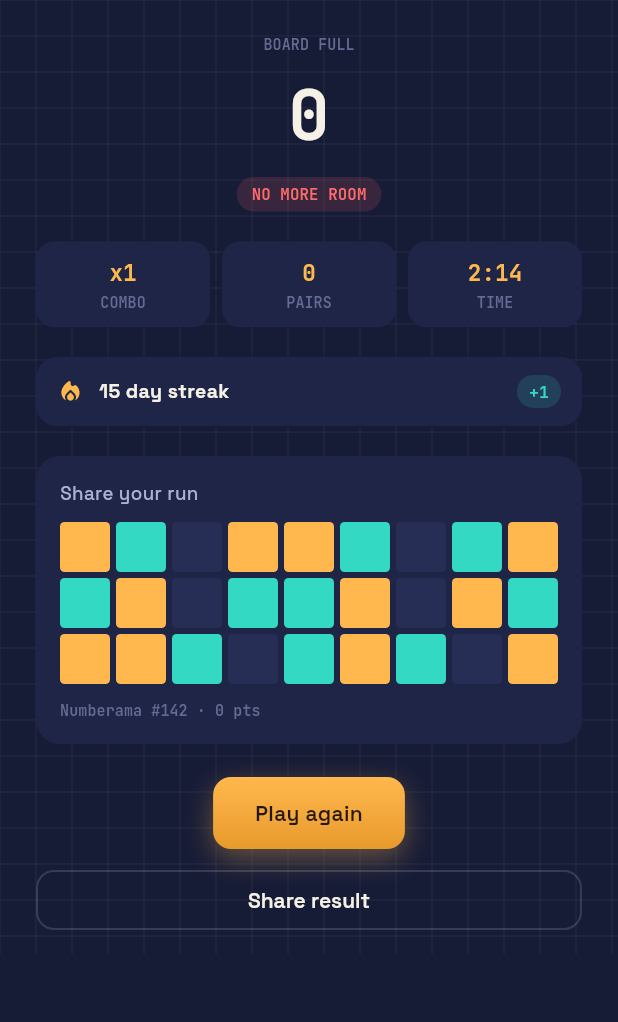
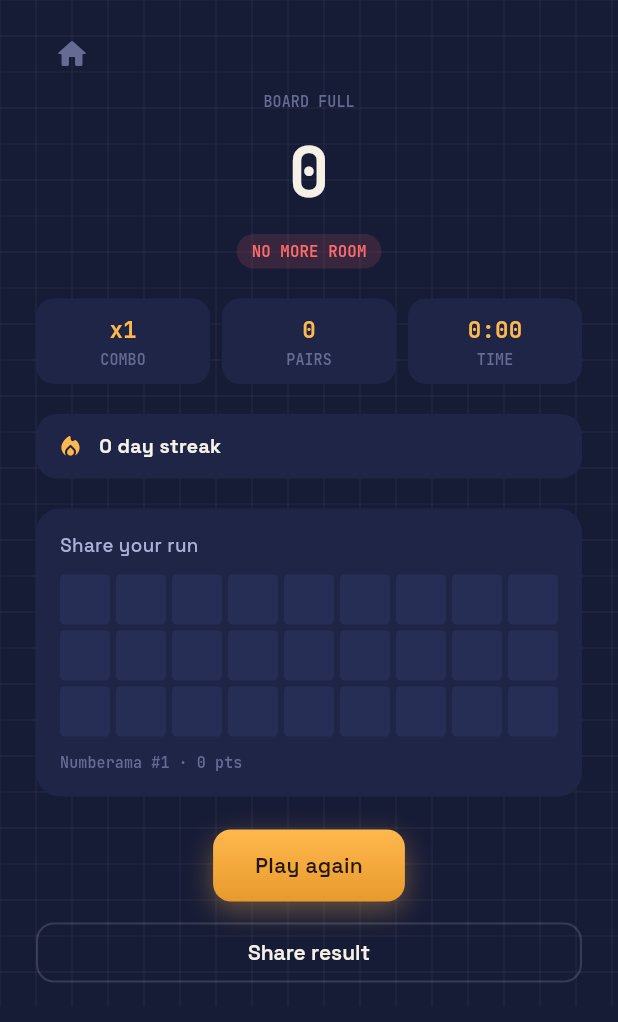
Before and after one commit to himanshugupta0007/adroma-numberama-game, a Flutter app: the ResultsScreen screen opened directly with empty values, on a phone screen of 412 x 824 dp. Shown: the top 1022 px of the screen. Run offline on Flutter 3.47's test engine with Material 3 defaults, Android fonts, the phone set to English and light mode, and no system bars; our stand-ins replace flutter_local_notifications, flutter_riverpod, flutter_timezone, google_fonts, hive, hive_flutter and 1 more; missing offline and left inert: flame; accounts and stored records are empty.

Commit message:
fixing ui's and removing hardcoded data

```diff
--- a/lib/state/game_state.dart
+++ b/lib/state/game_state.dart
@@ -18,11 +18,19 @@ class GameState {
     this.hintAvailable = true,
     this.consecutiveMisses = 0,
     this.rushSecondsRemaining,
+    this.startedAt,
+    this.attemptHistory = const [],
   });
 
   final int score;
   final int moves;
   final GamePhase phase;
+
+  /// Wall-clock moment [GameStateNotifier.startGame] was called - `null`
+  /// only before the very first round starts. The results screen reads
+  /// `DateTime.now().difference(startedAt)` at the moment a round ends to
+  /// show a real elapsed time instead of a guess.
+  final DateTime? startedAt;
 
   /// Consecutive valid pairs cleared with no invalid attempt in between.
   /// Resets to 0 the moment a wrong pair is tapped.
@@ -53,6 +61,12 @@ class GameState {
   /// by [NumberamaGame]; the HUD's countdown display reads this directly.
   final int? rushSecondsRemaining;
 
+  /// One entry per pair attempt this round, in order: `true` for a valid
+  /// pair cleared, `false` for an invalid attempt. The results screen's
+  /// share card mosaic is built directly from this, so it reflects how the
+  /// round actually went instead of a decorative placeholder.
+  final List<bool> attemptHistory;
+
   GameState copyWith({
     int? score,
     int? moves,
@@ -63,6 +77,8 @@ class GameState {
     bool? hintAvailable,
     int? consecutiveMisses,
     int? rushSecondsRemaining,
+    DateTime? startedAt,
+    List<bool>? attemptHistory,
   }) {
     return GameState(
       score: score ?? this.score,
@@ -74,12 +90,14 @@ class GameState {
       hintAvailable: hintAvailable ?? this.hintAvailable,
       consecutiveMisses: consecutiveMisses ?? this.consecutiveMisses,
       rushSecondsRemaining: rushSecondsRemaining ?? this.rushSecondsRemaining,
+      startedAt: startedAt ?? this.startedAt,
+      attemptHistory: attemptHistory ?? this.attemptHistory,
     );
   }
 
   @override
   String toString() =>
-      'GameState(score: $score, moves: $moves, phase: $phase, combo: $combo, bestCombo: $bestCombo, shuffleAvailable: $shuffleAvailable, hintAvailable: $hintAvailable, consecutiveMisses: $consecutiveMisses, rushSecondsRemaining: $rushSecondsRemaining)';
+      'GameState(score: $score, moves: $moves, phase: $phase, combo: $combo, bestCombo: $bestCombo, shuffleAvailable: $shuffleAvailable, hintAvailable: $hintAvailable, consecutiveMisses: $consecutiveMisses, rushSecondsRemaining: $rushSecondsRemaining, startedAt: $startedAt, attemptHistory: $attemptHistory)';
 }
 
 class GameStateNotifier extends StateNotifier<GameState> {
@@ -108,6 +126,7 @@ class GameStateNotifier extends StateNotifier<GameState> {
       shuffleAvailable: powerUpsEnabled,
       hintAvailable: powerUpsEnabled,
       rushSecondsRemaining: rushSecondsRemaining,
+      startedAt: DateTime.now(),
     );
   }
 
@@ -136,6 +155,7 @@ class GameStateNotifier extends StateNotifier<GameState> {
       combo: newCombo,
       bestCombo: newCombo > state.bestCombo ? newCombo : state.bestCombo,
       consecutiveMisses: 0,
+      attemptHistory: [...state.attemptHistory, true],
     );
   }
 
@@ -151,7 +171,10 @@ class GameStateNotifier extends StateNotifier<GameState> {
   /// drives scoring) reset on different events - a power-up use clears the
   /// former but not the latter.
   void registerInvalidAttempt() {
-    state = state.copyWith(consecutiveMisses: state.consecutiveMisses + 1);
+    state = state.copyWith(
+      consecutiveMisses: state.consecutiveMisses + 1,
+      attemptHistory: [...state.attemptHistory, false],
+    );
   }
 
   /// Spends the round's free shuffle. Idempotent - calling it again once
--- a/lib/state/preferences_service.dart
+++ b/lib/state/preferences_service.dart
@@ -32,6 +32,9 @@ class PreferencesService {
   static const _hasSeenHowToPlayKey = 'has_seen_how_to_play';
   static const _bestScoreKey = 'best_score';
   static const _lastDailyPlayedDateKey = 'last_daily_played_date';
+  static const _dailyPlayedHistoryKey = 'daily_played_history';
+  static const _currentStreakKey = 'current_streak';
+  static const _classicRoundsPlayedKey = 'classic_rounds_played';
   static const _soundEnabledKey = 'sound_enabled';
   static const _hapticsEnabledKey = 'haptics_enabled';
   static const _dailyReminderEnabledKey = 'daily_reminder_enabled';
@@ -63,10 +66,65 @@ class PreferencesService {
   bool hasPlayedDailyOn(DateTime date) =>
       _box.get(_lastDailyPlayedDateKey) == _dateKey(date);
 
+  List<String> get _dailyPlayedHistory =>
+      (_box.get(_dailyPlayedHistoryKey) as List?)?.cast<String>() ?? const [];
+
+  /// Whether [date]'s calendar day has ever been played, per full history -
+  /// unlike [hasPlayedDailyOn] (which only gates *today's* one attempt),
+  /// this is what the calendar strip's per-day checkmarks are driven from.
+  bool hasEverPlayedDailyOn(DateTime date) =>
+      _dailyPlayedHistory.contains(_dateKey(date));
+
+  /// Consecutive calendar days the Daily Challenge has been played, `0` if
+  /// none yet. Win or loss both keep it alive, matching [hasPlayedDailyOn]
+  /// - it's a "showed up" streak, not a "won" streak.
+  int get currentStreak => (_box.get(_currentStreakKey) as int?) ?? 0;
+
   /// Records [date]'s calendar day as the daily round just played, so
-  /// [hasPlayedDailyOn] locks out a retry for the rest of that day.
-  Future<void> registerDailyPlayed(DateTime date) =>
-      _box.put(_lastDailyPlayedDateKey, _dateKey(date));
+  /// [hasPlayedDailyOn] locks out a retry for the rest of that day, and
+  /// updates [currentStreak]: incremented if [date] is the calendar day
+  /// right after the last played date, restarted at 1 if a day was
+  /// skipped (or this is the first daily round ever). A repeat call for a
+  /// date already recorded as played is a no-op, so this stays safe to
+  /// call more than once for the same day.
+  ///
+  /// Returns whether [date] actually extended the streak by one (a
+  /// consecutive day) - `false` if a day was skipped and the streak
+  /// restarted at 1, or if [date] was already recorded. The results
+  /// screen uses this to show its "+1" streak badge only when it's true,
+  /// rather than unconditionally.
+  bool registerDailyPlayed(DateTime date) {
+    final todayKey = _dateKey(date);
+    final previousKey = _box.get(_lastDailyPlayedDateKey) as String?;
+    if (previousKey == todayKey) return false;
+
+    final yesterdayKey = _dateKey(date.subtract(const Duration(days: 1)));
+    final isConsecutive = previousKey == yesterdayKey;
+    _box.put(_currentStreakKey, isConsecutive ? currentStreak + 1 : 1);
+    _box.put(_lastDailyPlayedDateKey, todayKey);
+
+    final history = _dailyPlayedHistory;
+    if (!history.contains(todayKey)) {
+      _box.put(_dailyPlayedHistoryKey, [...history, todayKey]);
+    }
+    return isConsecutive;
+  }
+
+  /// Total Classic rounds played (win or loss), `0` if none yet. Classic
+  /// has no daily puzzle index of its own, unlike the Daily Challenge -
+  /// the results screen's share card uses this as a Wordle-style round
+  /// number ("Numberama #N") instead of a hardcoded placeholder.
+  int get classicRoundsPlayed =>
+      (_box.get(_classicRoundsPlayedKey) as int?) ?? 0;
+
+  /// Records another Classic round as played and returns the new count,
+  /// synchronously - mirrors [registerDailyPlayed]'s pattern so the
+  /// results screen can use the just-incremented number immediately.
+  int registerClassicRoundPlayed() {
+    final next = classicRoundsPlayed + 1;
+    _box.put(_classicRoundsPlayedKey, next);
+    return next;
+  }
 
   /// A calendar-day key (not wall-clock time) - two calls on the same date
   /// always compare equal regardless of what time of day each was made.
@@ -96,8 +154,9 @@ class PreferencesService {
   Future<void> setColorblindPaletteEnabled(bool value) =>
       _box.put(_colorblindPaletteEnabledKey, value);
 
-  /// Wipes every durable value this app keeps locally - score, streak gate,
-  /// and every setting above - back to first-launch defaults. Used by
-  /// Settings' "Reset Progress" action.
+  /// Wipes every durable value this app keeps locally - score, daily-played
+  /// gate, daily play history, streak, Classic round count, and every
+  /// setting above - back to first-launch defaults. Used by Settings'
+  /// "Reset Progress" action.
   Future<void> clearAll() => _box.clear();
 }
--- a/lib/ui/results/results_screen.dart
+++ b/lib/ui/results/results_screen.dart
@@ -1,11 +1,14 @@
 import 'package:flutter/material.dart';
+import 'package:flutter_riverpod/flutter_riverpod.dart';
 
 import '../../state/difficulty.dart';
 import '../../state/game_mode.dart';
+import '../../state/preferences_service.dart';
 import '../../theme/app_colors.dart';
 import '../../theme/app_text_styles.dart';
 import '../../widgets/gradient_button.dart';
 import '../../widgets/graph_paper_background.dart';
+import '../../widgets/message_dialog.dart';
 import '../gameplay/gameplay_screen.dart';
 
 /// Shown when a round ends, either by clearing the board ([GamePhase.won])
@@ -15,7 +18,7 @@ import '../gameplay/gameplay_screen.dart';
 /// round, passed in at the moment of transition rather than re-read from
 /// the provider (which may already have been reset for the next round by
 /// the time this screen builds).
-class ResultsScreen extends StatelessWidget {
+class ResultsScreen extends ConsumerWidget {
   const ResultsScreen({
     super.key,
     required this.score,
@@ -27,6 +30,10 @@ class ResultsScreen extends StatelessWidget {
     this.isDaily = false,
     this.difficulty = Difficulty.medium,
     this.dailyStars = 0,
+    this.elapsed = Duration.zero,
+    this.streakJustExtended = false,
+    this.classicRoundNumber = 1,
+    this.attemptHistory = const [],
   });
 
   final int score;
@@ -53,25 +60,38 @@ class ResultsScreen extends StatelessWidget {
   /// `_GameplayScreenState._starsForDaily`.
   final int dailyStars;
 
-  // TODO(stats): round timer and streak persistence don't exist yet - these
-  // are static placeholders matching the mockup.
-  static const _mockTime = '2:14';
-  static const _mockStreakDays = 15;
+  /// Real wall-clock time the round took, start to finish - see
+  /// [GameState.startedAt].
+  final Duration elapsed;
 
-  static const _blockPattern = [
-    AppColors.amber, AppColors.teal, AppColors.surfaceRaised,
-    AppColors.amber, AppColors.amber, AppColors.teal,
-    AppColors.surfaceRaised, AppColors.teal, AppColors.amber,
-    AppColors.teal, AppColors.amber, AppColors.surfaceRaised,
-    AppColors.teal, AppColors.teal, AppColors.amber,
-    AppColors.surfaceRaised, AppColors.amber, AppColors.teal,
-    AppColors.amber, AppColors.amber, AppColors.teal,
-    AppColors.surfaceRaised, AppColors.teal, AppColors.amber,
-    AppColors.teal, AppColors.surfaceRaised, AppColors.amber,
-  ];
+  /// Only meaningful when [isDaily] - whether *this* round actually
+  /// extended the streak by one (a consecutive day), per
+  /// [PreferencesService.registerDailyPlayed]'s return value. `false` when
+  /// a day was skipped and the streak restarted at 1 instead - the "+1"
+  /// badge only makes sense to show in the former case.
+  final bool streakJustExtended;
+
+  /// Classic only - this round's 1-based index among every Classic round
+  /// ever played, from [PreferencesService.registerClassicRoundPlayed].
+  /// Classic has no daily puzzle index of its own, unlike the Daily
+  /// Challenge, so this stands in for the share card's Wordle-style
+  /// "Numberama #N".
+  final int classicRoundNumber;
+
+  /// One entry per pair attempt this round, in order - see
+  /// [GameState.attemptHistory]. The share card's mosaic is built directly
+  /// from this instead of a decorative placeholder.
+  final List<bool> attemptHistory;
+
+  static String _formatElapsed(Duration elapsed) {
+    final minutes = elapsed.inMinutes;
+    final seconds = elapsed.inSeconds % 60;
+    return '$minutes:${seconds.toString().padLeft(2, '0')}';
+  }
 
   @override
-  Widget build(BuildContext context) {
+  Widget build(BuildContext context, WidgetRef ref) {
+    final streak = ref.watch(preferencesServiceProvider).currentStreak;
     return Scaffold(
       body: GraphPaperBackground(
         child: SafeArea(
@@ -80,7 +100,21 @@ class ResultsScreen extends StatelessWidget {
             child: SingleChildScrollView(
               child: Column(
                 children: [
-                  const SizedBox(height: 10),
+                  // Always returns all the way to Home regardless of how
+                  // deep the stack is (Classic: Home -> Results; Daily:
+                  // Home -> Daily -> Results) - "Done for today"/"Play
+                  // again" below cover the in-flow paths, this is the one
+                  // way out of the results screen entirely.
+                  Align(
+                    alignment: Alignment.centerLeft,
+                    child: IconButton(
+                      onPressed: () => Navigator.of(context)
+                          .popUntil((route) => route.isFirst),
+                      icon: const Icon(Icons.home_rounded,
+                          color: AppColors.textLow),
+                      tooltip: 'Back to Home',
+                    ),
+                  ),
                   Text(
                     won
                         ? 'ROUND COMPLETE'
@@ -134,18 +168,24 @@ class ResultsScreen extends StatelessWidget {
                       const SizedBox(width: 8),
                       Expanded(child: _StatChip(value: '$pairs', label: 'Pairs')),
                       const SizedBox(width: 8),
-                      const Expanded(child: _StatChip(value: _mockTime, label: 'Time')),
+                      Expanded(
+                        child: _StatChip(
+                          value: _formatElapsed(elapsed),
+                          label: 'Time',
+                        ),
+                      ),
                     ],
                   ),
                   const SizedBox(height: 20),
-                  const _StreakRow(days: _mockStreakDays),
+                  _StreakRow(days: streak, justExtended: streakJustExtended),
                   const SizedBox(height: 20),
                   _ShareCard(
-                    pattern: _blockPattern,
+                    attemptHistory: attemptHistory,
                     score: score,
                     isDaily: isDaily,
                     difficulty: difficulty,
                     dailyStars: dailyStars,
+                    classicRoundNumber: classicRoundNumber,
                   ),
                   const SizedBox(height: 22),
                   GradientButton(
@@ -170,9 +210,8 @@ class ResultsScreen extends StatelessWidget {
                   SizedBox(
                     width: double.infinity,
                     child: ElevatedButton(
-                      onPressed: () => ScaffoldMessenger.of(context).showSnackBar(
-                        const SnackBar(content: Text('Sharing — coming soon')),
-                      ),
+                      onPressed: () =>
+                          showMessageDialog(context, 'Sharing — coming soon'),
                       child: const Text('Share result'),
                     ),
                   ),
@@ -235,9 +274,15 @@ class _StarsRow extends StatelessWidget {
 }
 
 class _StreakRow extends StatelessWidget {
-  const _StreakRow({required this.days});
+  const _StreakRow({required this.days, required this.justExtended});
 
   final int days;
+
+  /// Whether this specific round is what pushed the streak to [days] - see
+  /// [ResultsScreen.streakJustExtended]. Only then does the "+1" badge
+  /// actually describe what just happened, so it's the one gate on
+  /// whether it renders at all.
+  final bool justExtended;
 
   @override
   Widget build(BuildContext context) {
@@ -258,6 +303,7 @@ class _StreakRow extends StatelessWidget {
               Text('$days day streak', style: AppTextStyles.display(13)),
             ],
           ),
+          if (justExtended)
             Container(
               padding: const EdgeInsets.symmetric(horizontal: 8, vertical: 3),
               decoration: BoxDecoration(
@@ -276,18 +322,43 @@ class _StreakRow extends StatelessWidget {
 
 class _ShareCard extends StatelessWidget {
   const _ShareCard({
-    required this.pattern,
+    required this.attemptHistory,
     required this.score,
     required this.isDaily,
     required this.difficulty,
     required this.dailyStars,
+    required this.classicRoundNumber,
   });
 
-  final List<Color> pattern;
+  final List<bool> attemptHistory;
   final int score;
   final bool isDaily;
   final Difficulty difficulty;
   final int dailyStars;
+  final int classicRoundNumber;
+
+  /// Fixed 9-wide mosaic size the card was designed for. [attemptHistory]
+  /// rarely lines up with this exactly - a short round leaves the tail
+  /// unplayed (shown dim), a long one has more attempts than cells (only
+  /// the most recent [_mosaicSize] are shown, so the mosaic reflects how
+  /// the round actually finished rather than just its opening moves).
+  static const _mosaicSize = 27;
+
+  /// Teal for a cleared pair, coral for a miss - the same success/failure
+  /// colors used elsewhere on this screen (the "NEW BEST" badge, the
+  /// "OUT OF TIME"/"NO MORE ROOM" badge) - dimmed surface for any cell
+  /// beyond how many attempts the round actually had.
+  List<Color> _mosaicColors() {
+    final recent = attemptHistory.length > _mosaicSize
+        ? attemptHistory.sublist(attemptHistory.length - _mosaicSize)
+        : attemptHistory;
+    return [
+      for (var i = 0; i < _mosaicSize; i++)
+        i < recent.length
+            ? (recent[i] ? AppColors.teal : AppColors.coral)
+            : AppColors.surfaceRaised,
+    ];
+  }
 
   @override
   Widget build(BuildContext context) {
@@ -312,7 +383,7 @@ class _ShareCard extends StatelessWidget {
             crossAxisSpacing: 4,
             mainAxisSpacing: 4,
             children: [
-              for (final color in pattern)
+              for (final color in _mosaicColors())
                 DecoratedBox(
                   decoration: BoxDecoration(
                     color: color,
@@ -327,7 +398,7 @@ class _ShareCard extends StatelessWidget {
                 ? 'Numberama Daily · ${dailySeedLabel(DateTime.now())} · '
                     '${difficulty.label} · ${'★' * dailyStars}'
                     '${'☆' * (3 - dailyStars)}'
-                : 'Numberama #142 · $score pts',
+                : 'Numberama #$classicRoundNumber · $score pts',
             style: AppTextStyles.caption,
           ),
         ],
```
Also changed, not shown: lib/game/grid_component.dart (+30 -10 lines), lib/ui/daily/daily_screen.dart (+19 -19 lines), lib/ui/gameplay/gameplay_screen.dart (+13 -1 lines), lib/ui/gameplay/power_bar.dart (+3 -6 lines), lib/ui/home/bottom_nav_bar.dart (+3 -4 lines), lib/ui/home/home_screen.dart (+6 -6 lines), lib/ui/settings_screen.dart (+10 -19 lines), lib/widgets/message_dialog.dart (added, +53 -0 lines), 1 other file. Lines whose indentation alone changed are shown as unchanged.
